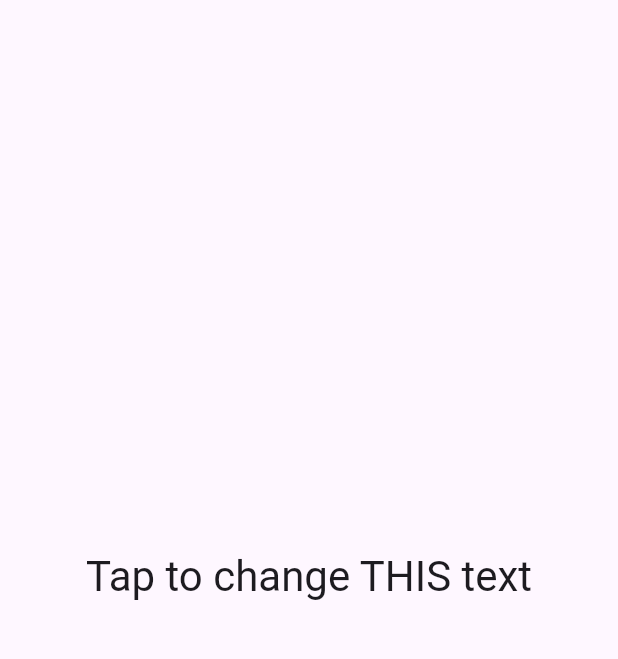
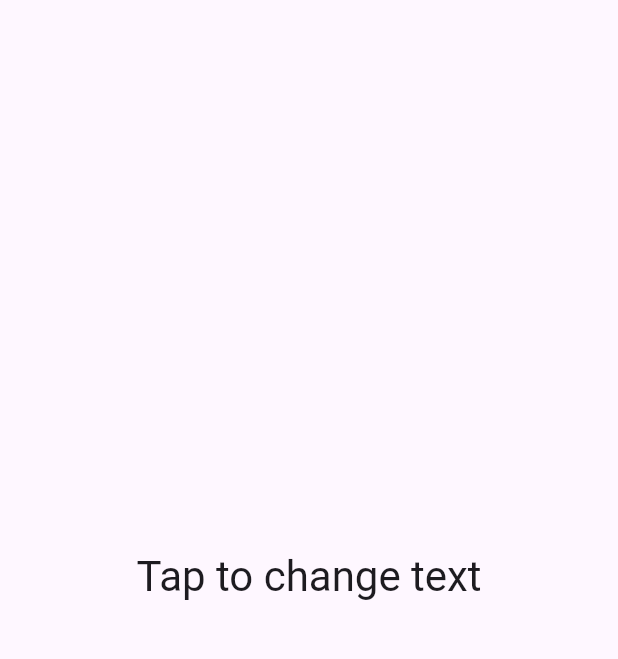
Before and after one commit to YuriyKabanenko/flutter-cicd, a Flutter app: the screen it shows after launch, on a phone screen of 412 x 824 dp, the part 84-743 px from its top. Run offline on Flutter 3.47's test engine with Material 2 defaults, Android fonts, the phone set to English and light mode, and no system bars.

Commit message:
change init title

```diff
--- a/lib/main.dart
+++ b/lib/main.dart
@@ -57,7 +57,7 @@ class _MyHomePageState extends State<MyHomePage> {
           onPressed: _changeText,
           child: Text(
             textDirection: TextDirection.ltr,
-            (_text.isEmpty) ? 'Tap to change THIS text' : _text,
+            (_text.isEmpty) ? 'Tap to change text' : _text,
             style: Theme.of(context).textTheme.headlineMedium,
           ),
         ),
```
